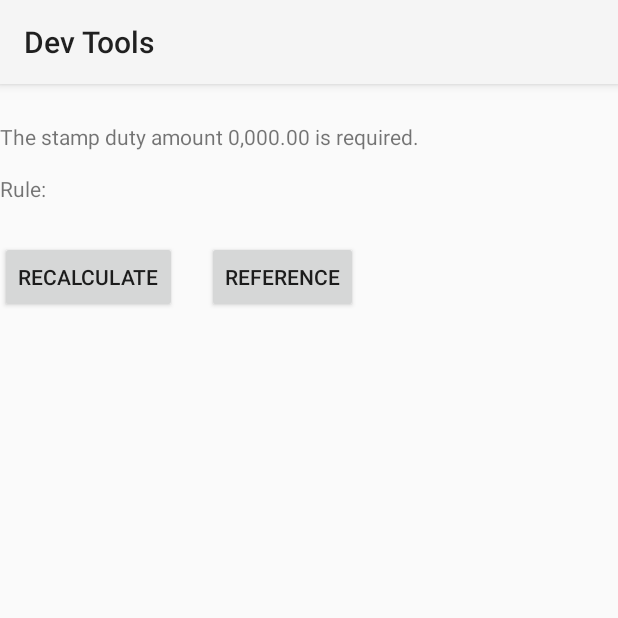
After one commit to johnnkp/AndroidDevelopmentTester_4.4KitKat, an Android app: the ResultActivity screen opened directly, with no data from a screen before it, on a phone screen of 412 x 824 dp, the top half of it. The commit adds this screen. Run offline under Robolectric (Android 15) with nearby library versions, the phone set to English and light mode, and no system bars; 1 statement that could not run was skipped.

Commit message:
Add stamp duty calculator tester

```diff
--- /dev/null
+++ b/app/src/main/java/hkcc/ccn3165/stampdutycalc/ResultActivity.java
@@ -0,0 +1,89 @@
+package hkcc.ccn3165.stampdutycalc;
+
+import android.content.Intent;
+import android.os.Bundle;
+import android.support.v7.app.AppCompatActivity;
+import android.view.View;
+import android.widget.TextView;
+
+import com.android.development.R;
+
+import java.text.DecimalFormat;
+
+public class ResultActivity extends AppCompatActivity {
+
+    // @Override
+    protected void onCreate(Bundle savedInstanceState) {
+        super.onCreate(savedInstanceState);
+        setContentView(R.layout.activity_result);
+
+        // --- Display the result ---
+        this.showResult();
+    }
+
+    // -----------------------------------------------------------------------------
+    // This function will be executed in the onCreate() method.
+    // -----------------------------------------------------------------------------
+    private void showResult() {
+        double amt = 0;
+        String exp = "";
+        DecimalFormat df = new DecimalFormat("0,000.00");
+    // Get the parameter value from the bundle.
+        Bundle bundle = this.getIntent().getExtras();
+        double propertyValue = Double.parseDouble(bundle.getString("PROPERTY_VALUE"));
+        if ((propertyValue > 0) && (propertyValue <= 2000000)) {
+            amt = propertyValue * 0.015;
+            exp = df.format(propertyValue) + " x 1.5%";
+        } else if ((propertyValue > 2000000) && (propertyValue <= 2176470)) {
+            amt = 30000 + (propertyValue - 2000000) * 0.2;
+            exp = "30,000 + ( " + df.format(propertyValue) + " - 2,0000,000) x 20%";
+        } else if ((propertyValue > 2176470) && (propertyValue <= 3000000)) {
+            amt = propertyValue * 0.03;
+            exp = df.format(propertyValue) + " x 3.0%";
+        } else if ((propertyValue > 3000000) && (propertyValue <= 3290330)) {
+            amt = 90000 + (propertyValue - 3000000) * 0.2;
+            exp = "90,000 + ( " + df.format(propertyValue) + " - 3,0000,000) x 20%";
+        } else if ((propertyValue > 3290330) && (propertyValue <= 4000000)) {
+            amt = propertyValue * 0.045;
+            exp = df.format(propertyValue) + " x 4.5%";
+        } else if ((propertyValue > 4000000) && (propertyValue <= 4438580)) {
+            amt = 180000 + (propertyValue - 4000000) * 0.2;
+            exp = "180,000 + ( " + df.format(propertyValue) + " - 4,0000,000) x 20%";
+        } else if ((propertyValue > 4438580) && (propertyValue <= 6000000)) {
+            amt = propertyValue * 0.06;
+            exp = df.format(propertyValue) + " x 6.0%";
+        } else if ((propertyValue > 6000000) && (propertyValue <= 6720000)) {
+            amt = 360000 + (propertyValue - 6000000) * 0.2;
+            exp = "360,000 + ( " + df.format(propertyValue) + " - 6,0000,000) x 20%";
+        } else if ((propertyValue > 6720000) && (propertyValue <= 20000000)) {
+            amt = propertyValue * 0.075;
+            exp = df.format(propertyValue) + " x 7.5%";
+        } else if ((propertyValue > 20000000) && (propertyValue <= 21739130)) {
+            amt = 1500000 + (propertyValue - 20000000) * 0.2;
+            exp = "1,500,000 + ( " + df.format(propertyValue) + " - 20,0000,000) x 20%";
+        } else if ((propertyValue > 21739130)) {
+            amt = propertyValue * 0.085;
+            exp = df.format(propertyValue) + " x 8.5%";
+        }
+        // Output the result to the screen
+        TextView result = (TextView) findViewById(R.id.tResult);
+        result.setText("The stamp duty amount " + df.format(amt) + " is required.");
+        TextView rule = (TextView) findViewById(R.id.tRule);
+        rule.setText("Rule: " + exp);
+    }
+
+    //-----------------------------------------------------------------------------
+    // This function will be executed when users press the "Recalculate" button.
+    // -----------------------------------------------------------------------------
+    public void recalculate(View view) {
+        this.finish();
+    }
+
+    public void reference(View view) {
+        // Uri uri = Uri.parse("http://www.gov.hk/en/residents/taxes/stamp/stamp_duty_rates.htm");
+        // Intent intent = new Intent(Intent.ACTION_VIEW, uri);
+        Intent intent = new Intent();
+        intent.setClass(this, WebviewActivity.class);
+        startActivity(intent);
+    }
+}
--- /dev/null
+++ b/app/src/main/res/layout/activity_result.xml
@@ -0,0 +1,43 @@
+<?xml version="1.0" encoding="utf-8"?>
+<RelativeLayout xmlns:android="http://schemas.android.com/apk/res/android"
+    xmlns:tools="http://schemas.android.com/tools"
+    android:layout_width="match_parent"
+    android:layout_height="match_parent"
+    tools:context="hkcc.ccn3165.stampdutycalc.ResultActivity">
+
+    <TextView
+        android:id="@+id/tResult"
+        android:layout_width="wrap_content"
+        android:layout_height="wrap_content"
+        android:layout_marginTop="25dp"
+        android:text="tResult" />
+
+    <TextView
+        android:id="@+id/tRule"
+        android:layout_width="wrap_content"
+        android:layout_height="wrap_content"
+        android:layout_alignLeft="@+id/tResult"
+        android:layout_below="@+id/tResult"
+        android:layout_marginTop="15dp"
+        android:text="tRule" />
+
+    <Button
+        android:id="@+id/bBack"
+        android:layout_width="wrap_content"
+        android:layout_height="wrap_content"
+        android:layout_alignLeft="@+id/tRule"
+        android:layout_below="@+id/tRule"
+        android:layout_marginTop="25dp"
+        android:onClick="recalculate"
+        android:text="@string/recalculate" />
+
+    <Button
+        android:id="@+id/bReference"
+        android:layout_width="wrap_content"
+        android:layout_height="wrap_content"
+        android:layout_alignBottom="@+id/bBack"
+        android:layout_marginLeft="20dp"
+        android:layout_toRightOf="@+id/bBack"
+        android:onClick="reference"
+        android:text="@string/reference" />
+</RelativeLayout>
--- /dev/null
+++ b/app/src/main/res/layout/activity_webview.xml
@@ -0,0 +1,5 @@
+<?xml version="1.0" encoding="utf-8"?>
+<WebView xmlns:android="http://schemas.android.com/apk/res/android"
+    android:id="@+id/wvContent"
+    android:layout_width="fill_parent"
+    android:layout_height="fill_parent" />
--- a/app/src/main/res/values/strings.xml
+++ b/app/src/main/res/values/strings.xml
@@ -279,4 +279,11 @@
     <string name="gps_off_on_exit_title">"GPS off on Exit"</string>
     <string name="gps_off_on_exit_key" translatable="false">"gps_off_on_exit"</string>
     <bool name="gps_off_on_exit_default" translatable="false">false</bool>
+
+    <string name="calc">Calculate</string>
+    <string name="credit">Credits</string>
+    <string name="dialog_title">Learning</string>
+    <string name="dialog_msg">It is a learning experience.</string>
+    <string name="recalculate">Recalculate</string>
+    <string name="reference">Reference</string>
 </resources>
```
Also changed, not shown: app/src/main/AndroidManifest.xml (+9 -0 lines), app/src/main/java/hkcc/ccn3165/stampdutycalc/MainActivity.java (added, +89 -0 lines), app/src/main/java/hkcc/ccn3165/stampdutycalc/WebviewActivity.java (added, +30 -0 lines), app/src/main/res/layout/stamp_duty.xml (added, +60 -0 lines), app/src/main/res/drawable/inland_revenue_department.png (added).
